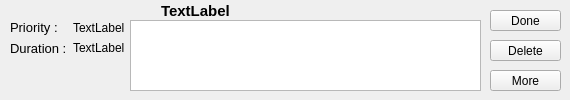
Qt form testDesktop/Desktop/taskwidget.ui (sacdallago/it.unibz.inf.sesp.Task) before a commit.
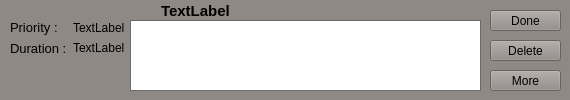
The same form after that commit.

```diff
--- a/testDesktop/Desktop/taskwidget.ui
+++ b/testDesktop/Desktop/taskwidget.ui
@@ -10,12 +10,433 @@
     <height>100</height>
    </rect>
   </property>
+  <property name="minimumSize">
+   <size>
+    <width>570</width>
+    <height>100</height>
+   </size>
+  </property>
   <property name="maximumSize">
    <size>
     <width>570</width>
     <height>100</height>
    </size>
   </property>
+  <property name="palette">
+   <palette>
+    <active>
+     <colorrole role="WindowText">
+      <brush brushstyle="SolidPattern">
+       <color alpha="255">
+        <red>0</red>
+        <green>0</green>
+        <blue>0</blue>
+       </color>
+      </brush>
+     </colorrole>
+     <colorrole role="Button">
+      <brush brushstyle="SolidPattern">
+       <color alpha="255">
+        <red>143</red>
+        <green>137</green>
+        <blue>133</blue>
+       </color>
+      </brush>
+     </colorrole>
+     <colorrole role="Light">
+      <brush brushstyle="SolidPattern">
+       <color alpha="255">
+        <red>215</red>
+        <green>206</green>
+        <blue>200</blue>
+       </color>
+      </brush>
+     </colorrole>
+     <colorrole role="Midlight">
+      <brush brushstyle="SolidPattern">
+       <color alpha="255">
+        <red>179</red>
+        <green>171</green>
+        <blue>166</blue>
+       </color>
+      </brush>
+     </colorrole>
+     <colorrole role="Dark">
+      <brush brushstyle="SolidPattern">
+       <color alpha="255">
+        <red>71</red>
+        <green>68</green>
+        <blue>66</blue>
+       </color>
+      </brush>
+     </colorrole>
+     <colorrole role="Mid">
+      <brush brushstyle="SolidPattern">
+       <color alpha="255">
+        <red>95</red>
+        <green>91</green>
+        <blue>89</blue>
+       </color>
+      </brush>
+     </colorrole>
+     <colorrole role="Text">
+      <brush brushstyle="SolidPattern">
+       <color alpha="255">
+        <red>0</red>
+        <green>0</green>
+        <blue>0</blue>
+       </color>
+      </brush>
+     </colorrole>
+     <colorrole role="BrightText">
+      <brush brushstyle="SolidPattern">
+       <color alpha="255">
+        <red>255</red>
+        <green>255</green>
+        <blue>255</blue>
+       </color>
+      </brush>
+     </colorrole>
+     <colorrole role="ButtonText">
+      <brush brushstyle="SolidPattern">
+       <color alpha="255">
+        <red>0</red>
+        <green>0</green>
+        <blue>0</blue>
+       </color>
+      </brush>
+     </colorrole>
+     <colorrole role="Base">
+      <brush brushstyle="SolidPattern">
+       <color alpha="255">
+        <red>255</red>
+        <green>255</green>
+        <blue>255</blue>
+       </color>
+      </brush>
+     </colorrole>
+     <colorrole role="Window">
+      <brush brushstyle="SolidPattern">
+       <color alpha="255">
+        <red>143</red>
+        <green>137</green>
+        <blue>133</blue>
+       </color>
+      </brush>
+     </colorrole>
+     <colorrole role="Shadow">
+      <brush brushstyle="SolidPattern">
+       <color alpha="255">
+        <red>0</red>
+        <green>0</green>
+        <blue>0</blue>
+       </color>
+      </brush>
+     </colorrole>
+     <colorrole role="AlternateBase">
+      <brush brushstyle="SolidPattern">
+       <color alpha="255">
+        <red>199</red>
+        <green>196</green>
+        <blue>194</blue>
+       </color>
+      </brush>
+     </colorrole>
+     <colorrole role="ToolTipBase">
+      <brush brushstyle="SolidPattern">
+       <color alpha="255">
+        <red>255</red>
+        <green>255</green>
+        <blue>220</blue>
+       </color>
+      </brush>
+     </colorrole>
+     <colorrole role="ToolTipText">
+      <brush brushstyle="SolidPattern">
+       <color alpha="255">
+        <red>0</red>
+        <green>0</green>
+        <blue>0</blue>
+       </color>
+      </brush>
+     </colorrole>
+    </active>
+    <inactive>
+     <colorrole role="WindowText">
+      <brush brushstyle="SolidPattern">
+       <color alpha="255">
+        <red>0</red>
+        <green>0</green>
+        <blue>0</blue>
+       </color>
+      </brush>
+     </colorrole>
+     <colorrole role="Button">
+      <brush brushstyle="SolidPattern">
+       <color alpha="255">
+        <red>143</red>
+        <green>137</green>
+        <blue>133</blue>
+       </color>
+      </brush>
+     </colorrole>
+     <colorrole role="Light">
+      <brush brushstyle="SolidPattern">
+       <color alpha="255">
+        <red>215</red>
+        <green>206</green>
+        <blue>200</blue>
+       </color>
+      </brush>
+     </colorrole>
+     <colorrole role="Midlight">
+      <brush brushstyle="SolidPattern">
+       <color alpha="255">
+        <red>179</red>
+        <green>171</green>
+        <blue>166</blue>
+       </color>
+      </brush>
+     </colorrole>
+     <colorrole role="Dark">
+      <brush brushstyle="SolidPattern">
+       <color alpha="255">
+        <red>71</red>
+        <green>68</green>
+        <blue>66</blue>
+       </color>
+      </brush>
+     </colorrole>
+     <colorrole role="Mid">
+      <brush brushstyle="SolidPattern">
+       <color alpha="255">
+        <red>95</red>
+        <green>91</green>
+        <blue>89</blue>
+       </color>
+      </brush>
+     </colorrole>
+     <colorrole role="Text">
+      <brush brushstyle="SolidPattern">
+       <color alpha="255">
+        <red>0</red>
+        <green>0</green>
+        <blue>0</blue>
+       </color>
+      </brush>
+     </colorrole>
+     <colorrole role="BrightText">
+      <brush brushstyle="SolidPattern">
+       <color alpha="255">
+        <red>255</red>
+        <green>255</green>
+        <blue>255</blue>
+       </color>
+      </brush>
+     </colorrole>
+     <colorrole role="ButtonText">
+      <brush brushstyle="SolidPattern">
+       <color alpha="255">
+        <red>0</red>
+        <green>0</green>
+        <blue>0</blue>
+       </color>
+      </brush>
+     </colorrole>
+     <colorrole role="Base">
+      <brush brushstyle="SolidPattern">
+       <color alpha="255">
+        <red>255</red>
+        <green>255</green>
+        <blue>255</blue>
+       </color>
+      </brush>
+     </colorrole>
+     <colorrole role="Window">
+      <brush brushstyle="SolidPattern">
+       <color alpha="255">
+        <red>143</red>
+        <green>137</green>
+        <blue>133</blue>
+       </color>
+      </brush>
+     </colorrole>
+     <colorrole role="Shadow">
+      <brush brushstyle="SolidPattern">
+       <color alpha="255">
+        <red>0</red>
+        <green>0</green>
+        <blue>0</blue>
+       </color>
+      </brush>
+     </colorrole>
+     <colorrole role="AlternateBase">
+      <brush brushstyle="SolidPattern">
+       <color alpha="255">
+        <red>199</red>
+        <green>196</green>
+        <blue>194</blue>
+       </color>
+      </brush>
+     </colorrole>
+     <colorrole role="ToolTipBase">
+      <brush brushstyle="SolidPattern">
+       <color alpha="255">
+        <red>255</red>
+        <green>255</green>
+        <blue>220</blue>
+       </color>
+      </brush>
+     </colorrole>
+     <colorrole role="ToolTipText">
+      <brush brushstyle="SolidPattern">
+       <color alpha="255">
+        <red>0</red>
+        <green>0</green>
+        <blue>0</blue>
+       </color>
+      </brush>
+     </colorrole>
+    </inactive>
+    <disabled>
+     <colorrole role="WindowText">
+      <brush brushstyle="SolidPattern">
+       <color alpha="255">
+        <red>71</red>
+        <green>68</green>
+        <blue>66</blue>
+       </color>
+      </brush>
+     </colorrole>
+     <colorrole role="Button">
+      <brush brushstyle="SolidPattern">
+       <color alpha="255">
+        <red>143</red>
+        <green>137</green>
+        <blue>133</blue>
+       </color>
+      </brush>
+     </colorrole>
+     <colorrole role="Light">
+      <brush brushstyle="SolidPattern">
+       <color alpha="255">
+        <red>215</red>
+        <green>206</green>
+        <blue>200</blue>
+       </color>
+      </brush>
+     </colorrole>
+     <colorrole role="Midlight">
+      <brush brushstyle="SolidPattern">
+       <color alpha="255">
+        <red>179</red>
+        <green>171</green>
+        <blue>166</blue>
+       </color>
+      </brush>
+     </colorrole>
+     <colorrole role="Dark">
+      <brush brushstyle="SolidPattern">
+       <color alpha="255">
+        <red>71</red>
+        <green>68</green>
+        <blue>66</blue>
+       </color>
+      </brush>
+     </colorrole>
+     <colorrole role="Mid">
+      <brush brushstyle="SolidPattern">
+       <color alpha="255">
+        <red>95</red>
+        <green>91</green>
+        <blue>89</blue>
+       </color>
+      </brush>
+     </colorrole>
+     <colorrole role="Text">
+      <brush brushstyle="SolidPattern">
+       <color alpha="255">
+        <red>71</red>
+        <green>68</green>
+        <blue>66</blue>
+       </color>
+      </brush>
+     </colorrole>
+     <colorrole role="BrightText">
+      <brush brushstyle="SolidPattern">
+       <color alpha="255">
+        <red>255</red>
+        <green>255</green>
+        <blue>255</blue>
+       </color>
+      </brush>
+     </colorrole>
+     <colorrole role="ButtonText">
+      <brush brushstyle="SolidPattern">
+       <color alpha="255">
+        <red>71</red>
+        <green>68</green>
+        <blue>66</blue>
+       </color>
+      </brush>
+     </colorrole>
+     <colorrole role="Base">
+      <brush brushstyle="SolidPattern">
+       <color alpha="255">
+        <red>143</red>
+        <green>137</green>
+        <blue>133</blue>
+       </color>
+      </brush>
+     </colorrole>
+     <colorrole role="Window">
+      <brush brushstyle="SolidPattern">
+       <color alpha="255">
+        <red>143</red>
+        <green>137</green>
+        <blue>133</blue>
+       </color>
+      </brush>
+     </colorrole>
+     <colorrole role="Shadow">
+      <brush brushstyle="SolidPattern">
+       <color alpha="255">
+        <red>0</red>
+        <green>0</green>
+        <blue>0</blue>
+       </color>
+      </brush>
+     </colorrole>
+     <colorrole role="AlternateBase">
+      <brush brushstyle="SolidPattern">
+       <color alpha="255">
+        <red>143</red>
+        <green>137</green>
+        <blue>133</blue>
+       </color>
+      </brush>
+     </colorrole>
+     <colorrole role="ToolTipBase">
+      <brush brushstyle="SolidPattern">
+       <color alpha="255">
+        <red>255</red>
+        <green>255</green>
+        <blue>220</blue>
+       </color>
+      </brush>
+     </colorrole>
+     <colorrole role="ToolTipText">
+      <brush brushstyle="SolidPattern">
+       <color alpha="255">
+        <red>0</red>
+        <green>0</green>
+        <blue>0</blue>
+       </color>
+      </brush>
+     </colorrole>
+    </disabled>
+   </palette>
+  </property>
   <property name="windowTitle">
    <string>Form</string>
   </property>
@@ -29,7 +450,10 @@
     </rect>
    </property>
    <property name="toolTip">
-    <string>&lt;html&gt;&lt;head/&gt;&lt;body&gt;&lt;p&gt;Flag this Task as done!&lt;/p&gt;&lt;/body&gt;&lt;/html&gt;</string>
+    <string>Flag this task as Done</string>
+   </property>
+   <property name="autoFillBackground">
+    <bool>false</bool>
    </property>
    <property name="text">
     <string>Done</string>
@@ -53,7 +477,7 @@
     <rect>
      <x>10</x>
      <y>20</y>
-     <width>121</width>
+     <width>131</width>
      <height>71</height>
     </rect>
    </property>
@@ -115,6 +539,43 @@
      <height>21</height>
     </rect>
    </property>
+   <property name="palette">
+    <palette>
+     <active>
+      <colorrole role="Button">
+       <brush brushstyle="SolidPattern">
+        <color alpha="255">
+         <red>169</red>
+         <green>170</green>
+         <blue>222</blue>
+        </color>
+       </brush>
+      </colorrole>
+     </active>
+     <inactive>
+      <colorrole role="Button">
+       <brush brushstyle="SolidPattern">
+        <color alpha="255">
+         <red>169</red>
+         <green>170</green>
+         <blue>222</blue>
+        </color>
+       </brush>
+      </colorrole>
+     </inactive>
+     <disabled>
+      <colorrole role="Button">
+       <brush brushstyle="SolidPattern">
+        <color alpha="255">
+         <red>169</red>
+         <green>170</green>
+         <blue>222</blue>
+        </color>
+       </brush>
+      </colorrole>
+     </disabled>
+    </palette>
+   </property>
    <property name="font">
     <font>
      <family>Liberation Sans</family>
```
